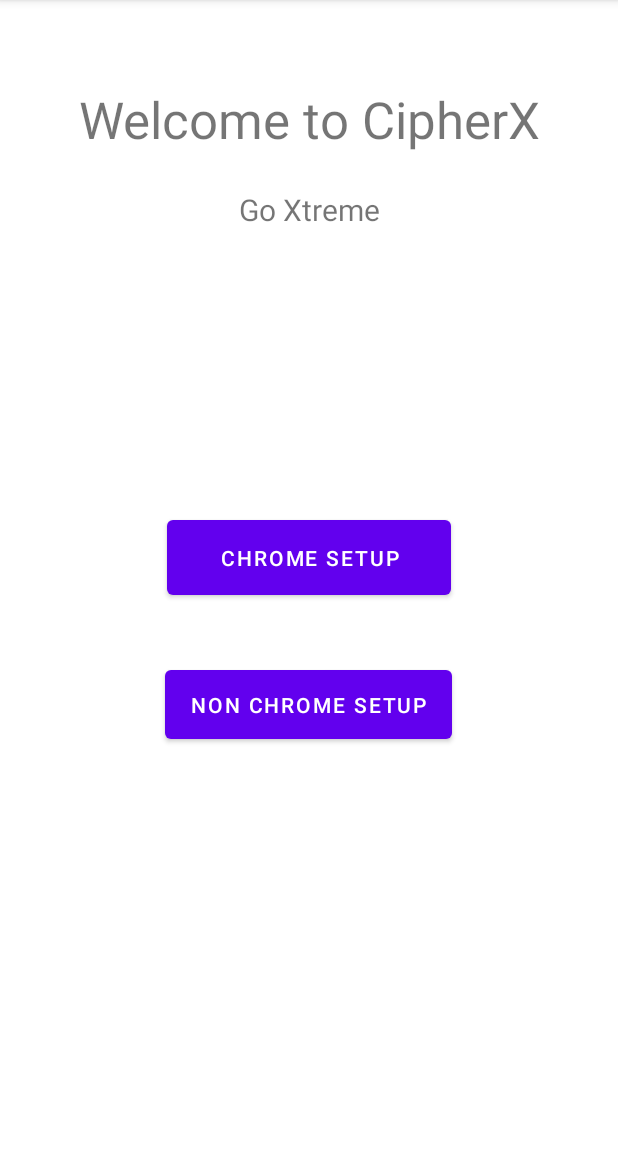
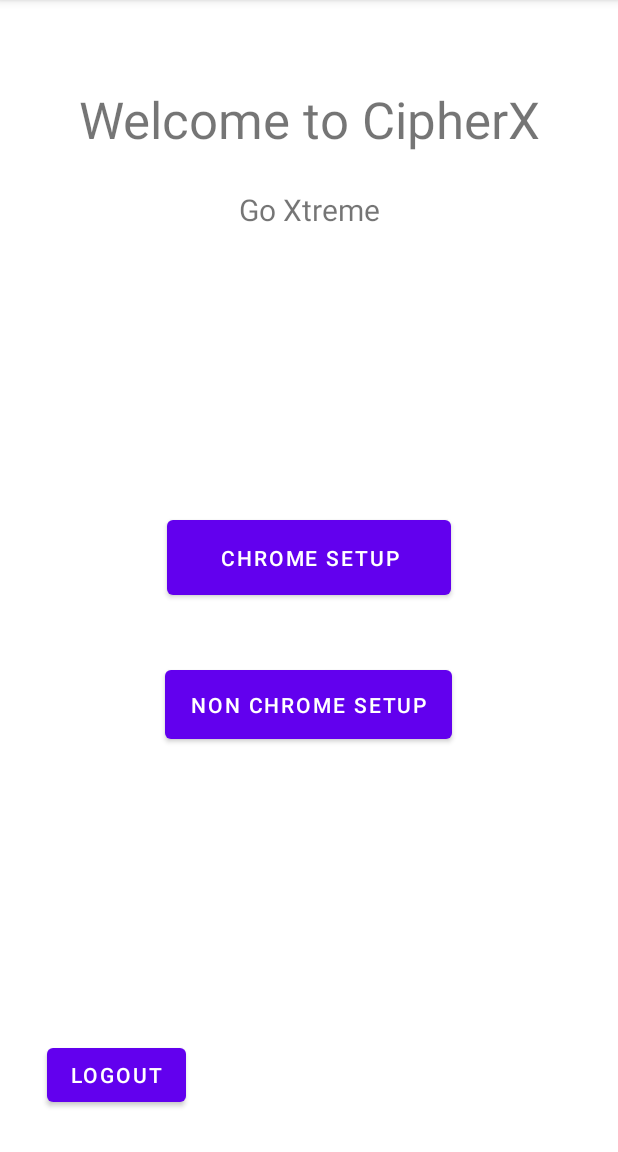
Before and after one commit to zikrullahMd/CipherXT-App, an Android app: the HomeActivity screen opened directly, with no data from a screen before it, on a phone screen of 412 x 824 dp, the part 84-1236 px from its top. Run offline under Robolectric (Android 15) with nearby library versions, the phone set to English and light mode, and no system bars; our stand-ins replace Firebase (no records; nobody signed in at launch, a user with empty details on screens opened directly).

Commit message:
feat(Logout): Added logout feature

```diff
--- a/app/src/main/java/zik/myappcompany/cipherxt/HomeActivity.java
+++ b/app/src/main/java/zik/myappcompany/cipherxt/HomeActivity.java
@@ -5,13 +5,28 @@ import androidx.appcompat.app.AppCompatActivity;
 import android.content.Intent;
 import android.os.Bundle;
 import android.view.View;
+import android.widget.Button;
+import android.widget.Toast;
+
+import com.google.firebase.auth.FirebaseAuth;
 
 public class HomeActivity extends AppCompatActivity {
+
+    Button log;
+    FirebaseAuth mAuth;
 
     @Override
     protected void onCreate(Bundle savedInstanceState) {
         super.onCreate(savedInstanceState);
         setContentView(R.layout.activity_home);
+        log = findViewById(R.id.logoutBtn);
+        mAuth = FirebaseAuth.getInstance();
+
+        log.setOnClickListener(view->{
+
+            Toast.makeText(HomeActivity.this,"Logging out", Toast.LENGTH_SHORT).show();
+            startActivity(new Intent(this,MainActivity.class));
+        });
     }
 
     public void chromeSetup(View view){
@@ -22,4 +37,5 @@ public class HomeActivity extends AppCompatActivity {
         Intent intent = new Intent(this,NoChromeSetupActivity.class);
         startActivity(intent);
     }
+
 }
--- a/app/src/main/res/layout/activity_home.xml
+++ b/app/src/main/res/layout/activity_home.xml
@@ -68,4 +68,21 @@
         app:layout_constraintEnd_toEndOf="parent"
         app:layout_constraintStart_toStartOf="parent"
         app:layout_constraintTop_toBottomOf="@+id/chromeBtn" />
+
+    <Button
+        android:id="@+id/logoutBtn"
+        android:layout_width="wrap_content"
+        android:layout_height="wrap_content"
+        android:layout_marginStart="29dp"
+        android:layout_marginTop="186dp"
+        android:layout_marginEnd="288dp"
+        android:layout_marginBottom="27dp"
+        android:onClick="logout"
+        android:text="Logout"
+        app:layout_constraintBottom_toBottomOf="parent"
+        app:layout_constraintEnd_toEndOf="parent"
+        app:layout_constraintHorizontal_bias="1.0"
+        app:layout_constraintStart_toStartOf="parent"
+        app:layout_constraintTop_toBottomOf="@+id/nonchromeBtn"
+        app:layout_constraintVertical_bias="1.0" />
 </androidx.constraintlayout.widget.ConstraintLayout>
```
